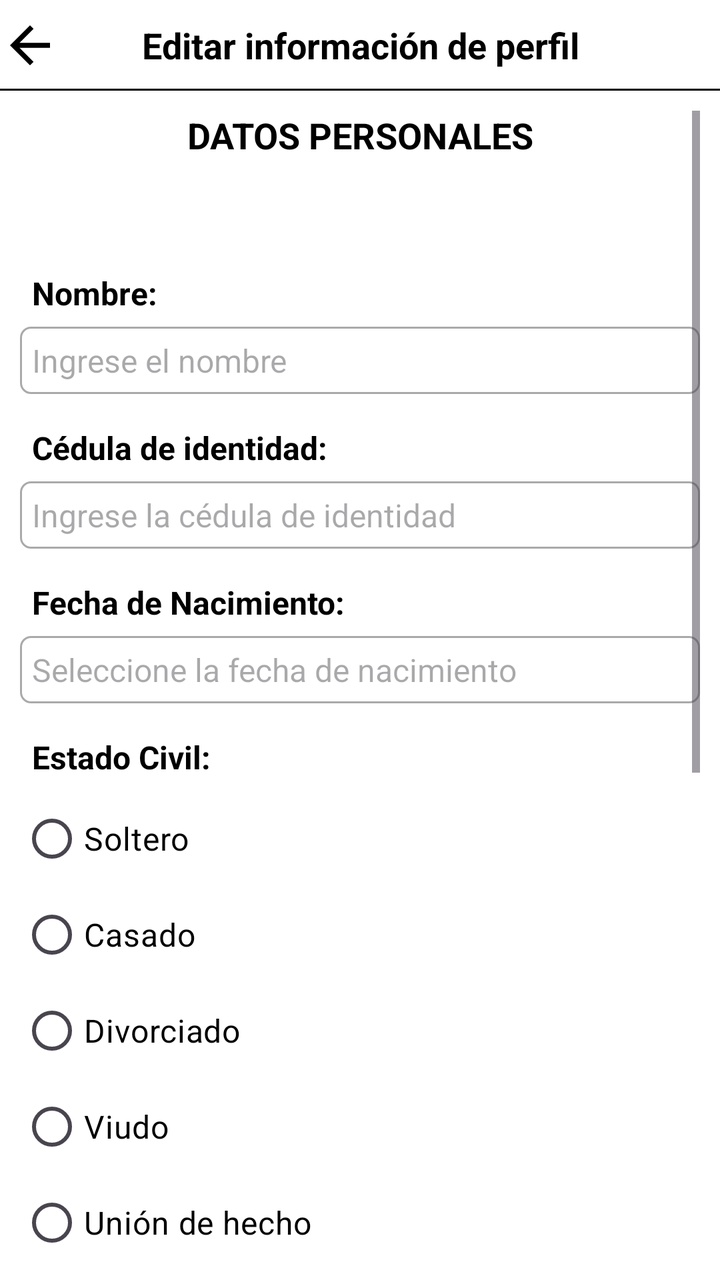
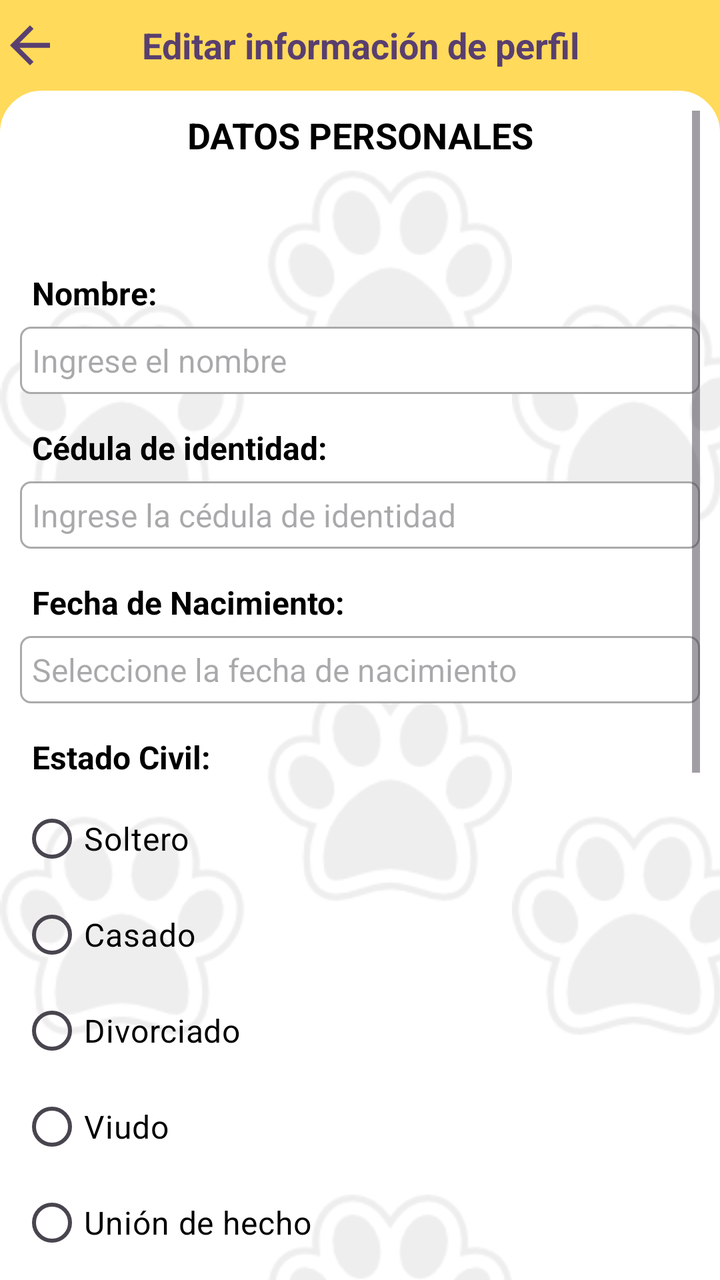

Two renders of the same Android screen: before a commit and after it. Below are the layout's source before the change and the commit's diff.
<!-- AndroidManifest.xml: application theme Theme.TIC_PV -->
<!-- res/layout/activity_editar_informacion_perfil.xml -->
<RelativeLayout xmlns:android="http://schemas.android.com/apk/res/android"
    xmlns:app="http://schemas.android.com/apk/res-auto"
    xmlns:tools="http://schemas.android.com/tools"
    android:id="@+id/main"
    android:layout_width="match_parent"
    android:layout_height="match_parent"
    android:background="@color/white"
    tools:context=".Vista.EditarInformacionPerfilActivity">

    <RelativeLayout
        android:layout_width="match_parent"
        android:layout_height="wrap_content"
        android:id="@+id/lYSuperiorEditarInformacionPerfil"
        android:background="@color/white"
        android:orientation="horizontal">

        <ImageView
            android:layout_width="30dp"
            android:layout_height="30dp"
            android:id="@+id/iVRegresarEditarInformacionPerfil"
            android:layout_centerVertical="true"
            android:foreground="?android:attr/selectableItemBackgroundBorderless"
            android:background="@drawable/ic_retroceder"
            android:clickable="true"
            android:backgroundTint="@color/black"/>

        <TextView
            android:layout_width="match_parent"
            android:layout_height="wrap_content"
            android:id="@+id/tVTituloEditarInformacionPerfil"
            android:textSize="18sp"
            android:layout_centerVertical="true"
            android:textAlignment="center"
            android:textStyle="bold"
            android:textColor="@color/black"
            android:text="Editar información de perfil"/>

        <View
            android:id="@+id/viewTituloEditarInformacionPerfil"
            android:layout_width="match_parent"
            android:layout_height="1dp"
            android:layout_marginTop="20dp"
            android:layout_below="@+id/tVTituloEditarInformacionPerfil"
            android:background="@color/black" />

    </RelativeLayout>

    <FrameLayout
        android:layout_width="match_parent"
        android:layout_height="match_parent"
        android:padding="10dp"
        android:layout_below="@+id/lYSuperiorEditarInformacionPerfil">

        <ScrollView
            android:layout_width="match_parent"
            android:layout_height="match_parent"
            android:id="@+id/scrollEditarInformacionPerfil">

            <RelativeLayout
                android:layout_width="match_parent"
                android:layout_height="wrap_content">

                <TextView
                    android:id="@+id/textEncabezadoEditarPerfil"
                    android:layout_width="match_parent"
                    android:layout_height="wrap_content"
                    android:text="DATOS PERSONALES"
                    android:textAlignment="center"
                    android:textColor="@color/black"
                    android:textAppearance="@style/TextAppearance.AppCompat.Medium"
                    android:textStyle="bold" />

                <TextView
                    android:id="@+id/labelEditarNombre"
                    android:layout_width="match_parent"
                    android:layout_height="wrap_content"
                    android:layout_below="@id/textEncabezadoEditarPerfil"
                    android:layout_marginTop="50dp"
                    android:padding="6dp"
                    android:text="Nombre:"
                    android:textColor="@color/black"
                    android:textStyle="bold"
                    android:textSize="16sp" />

                <EditText
                    android:id="@+id/etEditarNombreUsuario"
                    android:layout_width="match_parent"
                    android:layout_height="wrap_content"
                    android:layout_below="@id/labelEditarNombre"
                    android:ems="10"
                    android:hint="Ingrese el nombre"
                    android:inputType="text|textPersonName"
                    android:padding="6dp"
                    android:textSize="16sp"
                    android:maxLength="50"
                    android:background="@drawable/border"/>

                <TextView
                    android:id="@+id/labelEditarCedula"
                    android:layout_width="match_parent"
                    android:layout_height="wrap_content"
                    android:layout_below="@id/etEditarNombreUsuario"
                    android:layout_marginTop="10dp"
                    android:padding="6dp"
                    android:text="Cédula de identidad:"
                    android:textColor="@color/black"
                    android:textStyle="bold"
                    android:textSize="16sp" />

                <EditText
                    android:id="@+id/etEditarCedula"
                    android:layout_width="match_parent"
                    android:layout_height="wrap_content"
                    android:layout_below="@id/labelEditarCedula"
                    android:background="@drawable/border"
                    android:ems="10"
                    android:hint="Ingrese la cédula de identidad"
                    android:inputType="text"
                    android:padding="6dp"
                    android:textSize="16sp" />

                <TextView
                    android:id="@+id/tVErrorCedulaEditarInfo"
                    android:layout_width="match_parent"
                    android:layout_height="wrap_content"
                    android:layout_below="@id/etEditarCedula"
                    android:text="* Por favor, ingrese una cédula válida"
                    android:textStyle="italic"
                    android:visibility="gone"
                    android:textColor="@android:color/holo_red_light"/>

                <TextView
                    android:id="@+id/labelEditarFecha"
                    android:layout_width="match_parent"
                    android:layout_height="wrap_content"
                    android:layout_below="@id/tVErrorCedulaEditarInfo"
                    android:layout_marginTop="10dp"
                    android:padding="6dp"
                    android:text="Fecha de Nacimiento:"
                    android:textColor="@color/black"
                    android:textStyle="bold"
                    android:textSize="16sp" />

                <EditText
                    android:id="@+id/etEditarFechaNac"
                    android:layout_width="match_parent"
                    android:layout_height="wrap_content"
                    android:layout_below="@id/labelEditarFecha"
                    android:background="@drawable/border"
                    android:ems="10"
                    android:hint="Seleccione la fecha de nacimiento"
                    android:focusable="false"
                    android:inputType="datetime|date"
                    android:padding="6dp"
                    android:textSize="16sp" />

                <TextView
                    android:id="@+id/labelEditarEstadoCiv"
                    android:layout_width="match_parent"
                    android:layout_height="wrap_content"
                    android:layout_below="@id/etEditarFechaNac"
                    android:layout_marginTop="10dp"
                    android:padding="6dp"
                    android:text="Estado Civil:"
                    android:textColor="@color/black"
                    android:textStyle="bold"
                    android:textSize="16sp" />

                <RadioGroup
                    android:id="@+id/rgEditarEstadoCiv"
                    android:layout_width="match_parent"
                    android:layout_height="wrap_content"
                    android:layout_below="@id/labelEditarEstadoCiv"
                    android:orientation="vertical">

                    <RadioButton
                        android:id="@+id/editarOpcionSoltero"
                        android:layout_width="match_parent"
                        android:layout_height="wrap_content"
                        android:layout_weight="1"
                        android:text="Soltero"
                        android:textColor="@color/black"
                        android:textSize="16sp" />

                    <RadioButton
                        android:id="@+id/editarOpcionCasado"
                        android:layout_width="match_parent"
                        android:layout_height="wrap_content"
                        android:layout_weight="1"
                        android:text="Casado"
                        android:textColor="@color/black"
                        android:textSize="16sp" />

                    <RadioButton
                        android:id="@+id/editarOpcionDivorciado"
                        android:layout_width="match_parent"
                        android:layout_height="wrap_content"
                        android:layout_weight="1"
                        android:text="Divorciado"
                        android:textColor="@color/black"
                        android:textSize="16sp" />

                    <RadioButton
                        android:id="@+id/editarOpcionViudo"
                        android:layout_width="match_parent"
                        android:layout_height="wrap_content"
                        android:layout_weight="1"
                        android:text="Viudo"
                        android:textColor="@color/black"
                        android:textSize="16sp" />

                    <RadioButton
                        android:id="@+id/editarOpcionUnion"
                        android:layout_width="match_parent"
                        android:layout_height="wrap_content"
                        android:layout_weight="1"
                        android:text="Unión de hecho"
                        android:textColor="@color/black"
                        android:textSize="16sp" />
                </RadioGroup>

                <TextView
                    android:id="@+id/labelEditarOcupacion"
                    android:layout_width="match_parent"
                    android:layout_height="wrap_content"
                    android:layout_below="@id/rgEditarEstadoCiv"
                    android:layout_marginTop="10dp"
                    android:padding="6dp"
                    android:text="Profesión/Ocupación:"
                    android:textColor="@color/black"
                    android:textStyle="bold"
                    android:textSize="16sp" />

                <EditText
                    android:id="@+id/etEditarOcupacionUsuario"
                    android:layout_width="match_parent"
                    android:layout_height="wrap_content"
                    android:layout_below="@id/labelEditarOcupacion"
                    android:background="@drawable/border"
                    android:ems="10"
                    android:hint="Ingrese la profesión/ocupación"
                    android:inputType="text"
                    android:padding="6dp"
                    android:textSize="16sp" />

                <TextView
                    android:id="@+id/labelEditarTelefono"
                    android:layout_width="match_parent"
                    android:layout_height="wrap_content"
                    android:layout_below="@id/etEditarOcupacionUsuario"
                    android:layout_marginTop="10dp"
                    android:padding="6dp"
                    android:text="Número de celular/teléfono:"
                    android:textColor="@color/black"
                    android:textStyle="bold"
                    android:textSize="16sp" />

                <EditText
                    android:id="@+id/etEditarTelefono"
                    android:layout_width="match_parent"
                    android:layout_height="wrap_content"
                    android:layout_below="@id/labelEditarTelefono"
                    android:background="@drawable/border"
                    android:ems="10"
                    android:hint="Ingrese el número de teléfono"
                    android:inputType="phone"
                    android:padding="6dp"
                    android:textSize="16sp" />

                <TextView
                    android:id="@+id/tVErrorTelefonoEditarInfo"
                    android:layout_width="match_parent"
                    android:layout_height="wrap_content"
                    android:layout_below="@id/etEditarTelefono"
                    android:text="* Por favor, ingrese un número de teléfono válido"
                    android:textStyle="italic"
                    android:visibility="gone"
                    android:textColor="@android:color/holo_red_light"/>

                <TextView
                    android:id="@+id/labelEditarInsta"
                    android:layout_width="match_parent"
                    android:layout_height="wrap_content"
                    android:layout_below="@id/tVErrorTelefonoEditarInfo"
                    android:layout_marginTop="10dp"
                    android:padding="6dp"
                    android:text="Usuario de Instagram (opcional):"
                    android:textColor="@color/black"
                    android:textStyle="bold"
                    android:textSize="16sp" />

                <EditText
                    android:id="@+id/etEditarInstaUsuario"
                    android:layout_width="match_parent"
                    android:layout_height="wrap_content"
                    android:layout_below="@id/labelEditarInsta"
                    android:background="@drawable/border"
                    android:ems="10"
                    android:hint="Ingrese el usuario de Instagram"
                    android:inputType="text"
                    android:padding="6dp"
                    android:textSize="16sp" />

                <TextView
                    android:id="@+id/labelEditarFb"
                    android:layout_width="match_parent"
                    android:layout_height="wrap_content"
                    android:layout_below="@id/etEditarInstaUsuario"
                    android:layout_marginTop="10dp"
                    android:padding="6dp"
                    android:text="Nombre en Facebook (opcional):"
                    android:textColor="@color/black"
                    android:textStyle="bold"
                    android:textSize="16sp" />

                <EditText
                    android:id="@+id/etEditarFbUsuario"
                    android:layout_width="match_parent"
                    android:layout_height="wrap_content"
                    android:layout_below="@id/labelEditarFb"
                    android:background="@drawable/border"
                    android:ems="10"
                    android:hint="Ingrese el nombre en Facebook"
                    android:inputType="text"
                    android:padding="6dp"
                    android:textSize="16sp" />

                <Button
                    android:id="@+id/btnGuardarCambiosPerfil"
                    android:layout_width="wrap_content"
                    android:layout_height="wrap_content"
                    android:layout_below="@id/etEditarFbUsuario"
                    android:layout_marginTop="30dp"
                    android:layout_marginBottom="30dp"
                    android:layout_centerHorizontal="true"
                    android:text="Guardar" />

                <ProgressBar
                    android:layout_width="wrap_content"
                    android:layout_height="wrap_content"
                    android:id="@+id/barraProgresoEditarPerfil"
                    style="?android:attr/progressBarStyleLarge"
                    android:layout_centerVertical="true"
                    android:layout_centerHorizontal="true"
                    android:elevation="10dp"
                    android:visibility="gone"/>

            </RelativeLayout>

        </ScrollView>

    </FrameLayout>

</RelativeLayout>
<!-- resources referenced by this layout -->
<resources>
  <color name="black">#FF000000</color>
  <color name="white">#FFFFFFFF</color>
  <!-- drawable border (drawable) -->
  <?xml version="1.0" encoding="utf-8"?>
  <shape xmlns:android="http://schemas.android.com/apk/res/android">
      
      <solid android:color="#FFFFFF"/>
  
      
      <stroke android:width="1dp" android:color="#AAAAAA"/>
  
      
      <corners android:radius="5dp"/>
  </shape>
  <!-- drawable ic_retroceder (drawable) -->
  <vector xmlns:android="http://schemas.android.com/apk/res/android" android:autoMirrored="true" android:height="24dp" android:tint="#FFFFFF" android:viewportHeight="24" android:viewportWidth="24" android:width="24dp">
        
      <path android:fillColor="@android:color/white" android:pathData="M20,11H7.83l5.59,-5.59L12,4l-8,8 8,8 1.41,-1.41L7.83,13H20v-2z"/>
      
  </vector>
  <style name="Theme.TIC_PV" parent="Base.Theme.TIC_PV" />
  <style name="Base.Theme.TIC_PV" parent="Theme.Material3.DayNight.NoActionBar">
          
          
  
  
  
  
  
  
  
  
      </style>
</resources>

<!-- the commit's change to res/layout/activity_editar_informacion_perfil.xml (unified diff, before → after) -->
@@ -4,14 +4,14 @@
     android:id="@+id/main"
     android:layout_width="match_parent"
     android:layout_height="match_parent"
-    android:background="@color/white"
+    android:background="@color/yellow"
     tools:context=".Vista.EditarInformacionPerfilActivity">
 
     <RelativeLayout
         android:layout_width="match_parent"
         android:layout_height="wrap_content"
         android:id="@+id/lYSuperiorEditarInformacionPerfil"
-        android:background="@color/white"
+        android:background="@color/yellow"
         android:orientation="horizontal">
 
         <ImageView
@@ -22,7 +22,7 @@
             android:foreground="?android:attr/selectableItemBackgroundBorderless"
             android:background="@drawable/ic_retroceder"
             android:clickable="true"
-            android:backgroundTint="@color/black"/>
+            android:backgroundTint="@color/lila"/>
 
         <TextView
             android:layout_width="match_parent"
@@ -32,7 +32,7 @@
             android:layout_centerVertical="true"
             android:textAlignment="center"
             android:textStyle="bold"
-            android:textColor="@color/black"
+            android:textColor="@color/lila"
             android:text="Editar información de perfil"/>
 
         <View
@@ -41,13 +41,14 @@
             android:layout_height="1dp"
             android:layout_marginTop="20dp"
             android:layout_below="@+id/tVTituloEditarInformacionPerfil"
-            android:background="@color/black" />
+            android:background="@color/yellow" />
 
     </RelativeLayout>
 
     <FrameLayout
         android:layout_width="match_parent"
         android:layout_height="match_parent"
+        android:background="@drawable/bordes_fragment"
         android:padding="10dp"
         android:layout_below="@+id/lYSuperiorEditarInformacionPerfil">
 
<!-- resource entries referenced after the edit -->
@@ -1,7 +1,8 @@
 <!-- resources referenced by this layout -->
 <resources>
   <color name="black">#FF000000</color>
-  <color name="white">#FFFFFFFF</color>
+  <color name="lila">#593f6f</color>
+  <color name="yellow">#ffda5b</color>
   <!-- drawable border (drawable) -->
   <?xml version="1.0" encoding="utf-8"?>
   <shape xmlns:android="http://schemas.android.com/apk/res/android">
@@ -14,6 +15,37 @@
       
       <corners android:radius="5dp"/>
   </shape>
+  <!-- drawable bordes_fragment (drawable) -->
+  <?xml version="1.0" encoding="utf-8"?>
+  <layer-list xmlns:android="http://schemas.android.com/apk/res/android">
+  
+      
+      <item>
+          <shape android:shape="rectangle">
+              <solid android:color="#FFFFFF" />
+  
+              
+              <corners
+                  android:topLeftRadius="20dp"
+                  android:topRightRadius="20dp" />
+  
+              <stroke
+                  android:width="2dp"
+                  android:color="#FFFFFF" />
+          </shape>
+      </item>
+  
+      
+      <item>
+          <bitmap
+              android:src="@drawable/huellitas"
+              android:tileMode="repeat"
+              android:gravity="center"
+              android:tint="@android:color/darker_gray"
+              android:alpha="0.2"/> 
+      </item>
+  
+  </layer-list>
   <!-- drawable ic_retroceder (drawable) -->
   <vector xmlns:android="http://schemas.android.com/apk/res/android" android:autoMirrored="true" android:height="24dp" android:tint="#FFFFFF" android:viewportHeight="24" android:viewportWidth="24" android:width="24dp">
         
@@ -21,6 +53,7 @@
       
   </vector>
   <style name="Theme.TIC_PV" parent="Base.Theme.TIC_PV" />
+  <!-- drawable huellitas: png bitmap (drawable, 6949 bytes) -->
   <style name="Base.Theme.TIC_PV" parent="Theme.Material3.DayNight.NoActionBar">
           
           
